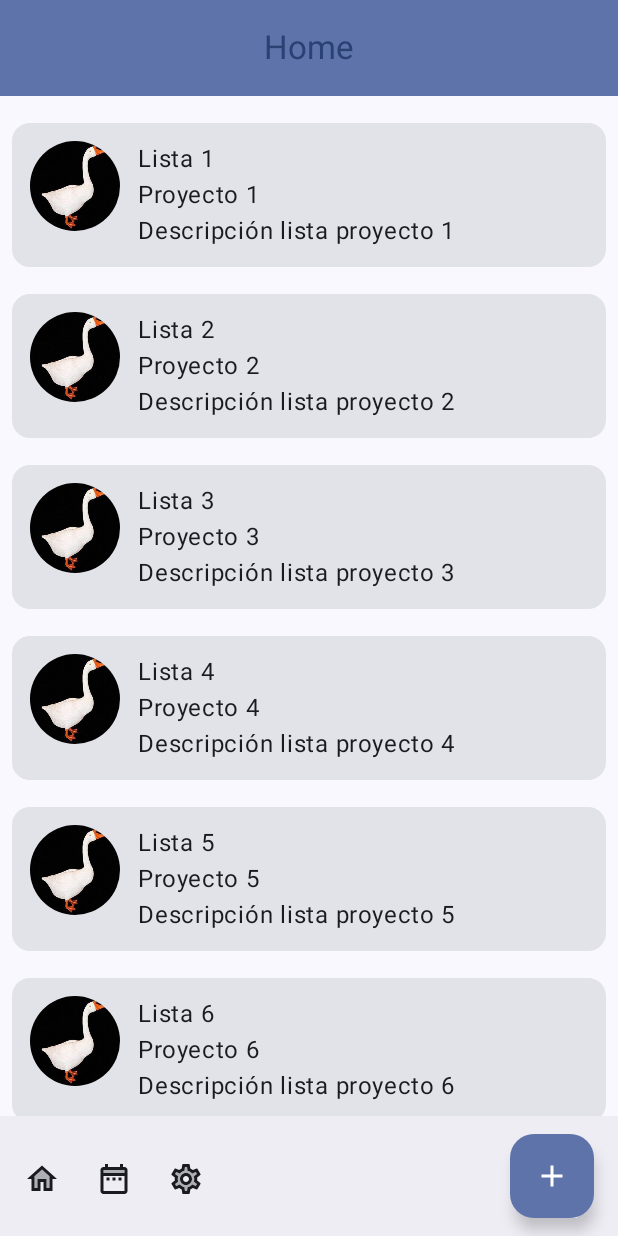
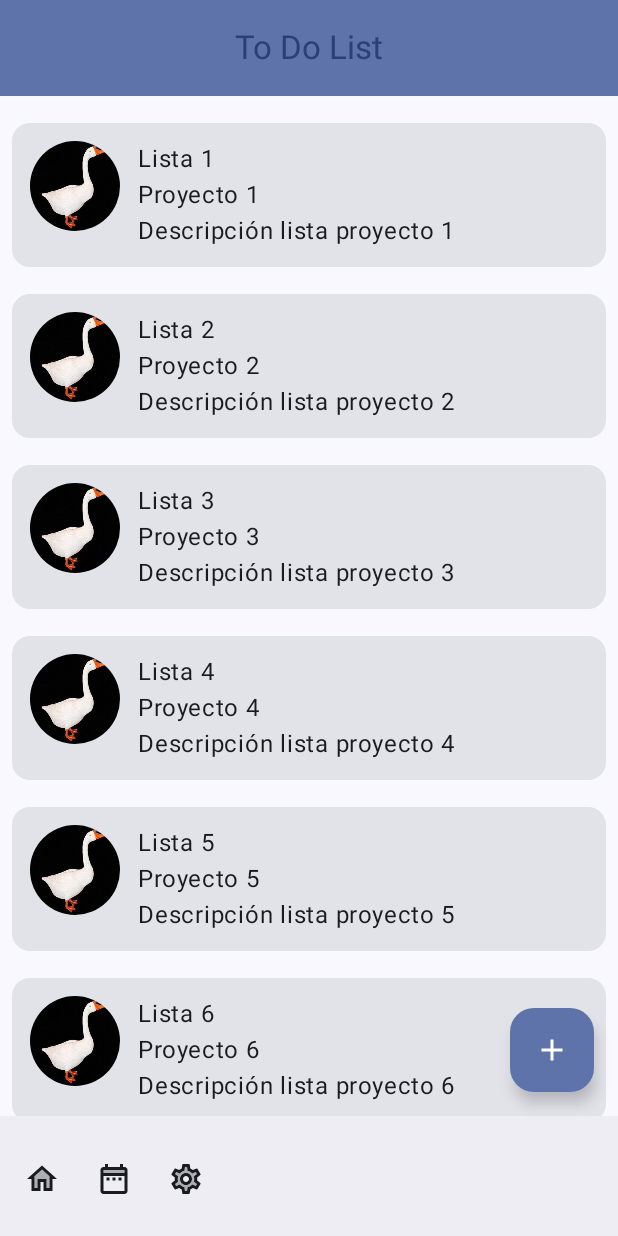
Before and after one commit to Danielrey99/AplicacionAndroidDAM, an Android app built with Jetpack Compose: the screen it shows after launch (MainActivity), on a phone screen of 412 x 824 dp. Run offline under Robolectric (Android 15) with nearby library versions, the phone set to English and light mode, and no system bars; our stand-ins replace Dagger/Hilt's generated code.

```diff
--- a/ToDoList/app/src/main/java/com/montecastelo/todolist/data/lista.kt
+++ b/ToDoList/app/src/main/java/com/montecastelo/todolist/data/lista.kt
@@ -3,6 +3,7 @@ package com.montecastelo.todolist.data
 import androidx.annotation.DrawableRes
 
 data class Lista(
+    val id: Int,
     @DrawableRes val imageResourceId: Int,
     val name: String,
     val proyecto: String,
--- a/ToDoList/app/src/main/java/com/montecastelo/todolist/features/addlistas/AddListasNavigation.kt
+++ b/ToDoList/app/src/main/java/com/montecastelo/todolist/features/addlistas/AddListasNavigation.kt
@@ -4,13 +4,13 @@ import androidx.navigation.NavController
 import androidx.navigation.NavGraphBuilder
 import androidx.navigation.compose.composable
 
-val ROUTE = "add_listas_screen"
+const val ADD_LISTAS_SCREEN_ROUTE = "add_listas_screen"
 
 fun NavController.navigateToAddListasScreen() {
-    navigate(ROUTE)
+    navigate(ADD_LISTAS_SCREEN_ROUTE)
 }
 
 fun NavGraphBuilder.addlistascreen(
 ){
-    composable(ROUTE) { AddListasScreen() }
+    composable(ADD_LISTAS_SCREEN_ROUTE) { AddListasScreen() }
 }
--- a/ToDoList/app/src/main/java/com/montecastelo/todolist/features/listas/ListasScreenNavigation.kt
+++ b/ToDoList/app/src/main/java/com/montecastelo/todolist/features/listas/ListasScreenNavigation.kt
@@ -3,14 +3,16 @@ package com.montecastelo.todolist.listas
 import androidx.navigation.NavController
 import androidx.navigation.NavGraphBuilder
 import androidx.navigation.compose.composable
+import com.montecastelo.todolist.features.listas.ListasScreen
 
-val ROUTE = "listas_screen"
+const val LISTAS_SCREEN_ROUTE = "listas_screen"
 
 fun NavController.navigateToListasScreen() {
-    navigate(ROUTE)
+    navigate(LISTAS_SCREEN_ROUTE)
 }
 
-fun NavGraphBuilder.listascreen(
-){
-    composable(ROUTE) { ListasScreen() }
+fun NavGraphBuilder.listascreen(){
+    composable(LISTAS_SCREEN_ROUTE) { ListasScreen(
+
+    ) }
 }
--- a/ToDoList/app/src/main/java/com/montecastelo/todolist/features/listas/ListasViewModel.kt
+++ b/ToDoList/app/src/main/java/com/montecastelo/todolist/features/listas/ListasViewModel.kt
@@ -4,59 +4,67 @@ import androidx.lifecycle.ViewModel
 import com.montecastelo.todolist.R
 import com.montecastelo.todolist.data.Lista
 import dagger.hilt.android.lifecycle.HiltViewModel
+import kotlinx.coroutines.flow.MutableStateFlow
 import javax.inject.Inject
 
 
 @HiltViewModel
 class ListasViewModel @Inject constructor() :ViewModel() {
-    var _state: List<Lista> = emptyList()
-    val state
-        get() = _state
+    var _state = MutableStateFlow<List<Lista>>(listOf())
+    val state = _state
     init {
-        _state = listOf(
+        _state.value = listOf(
             Lista(
+                id = 1,
                 imageResourceId = R.drawable.pato,
                 name = "Lista 1",
                 proyecto = "Proyecto 1",
                 descripcion = "Descripción lista proyecto 1",
             ),
             Lista(
+                id = 2,
                 imageResourceId = R.drawable.pato,
                 name = "Lista 2",
                 proyecto = "Proyecto 2",
                 descripcion = "Descripción lista proyecto 2",
             ),
             Lista(
+                id = 3,
                 imageResourceId = R.drawable.pato,
                 name = "Lista 3",
                 proyecto = "Proyecto 3",
                 descripcion = "Descripción lista proyecto 3",
             ),
             Lista(
+                id = 4,
                 imageResourceId = R.drawable.pato,
                 name = "Lista 4",
                 proyecto = "Proyecto 4",
                 descripcion = "Descripción lista proyecto 4",
             ),
             Lista(
+                id = 5,
                 imageResourceId = R.drawable.pato,
                 name = "Lista 5",
                 proyecto = "Proyecto 5",
                 descripcion = "Descripción lista proyecto 5",
             ),
             Lista(
+                id = 6,
                 imageResourceId = R.drawable.pato,
                 name = "Lista 6",
                 proyecto = "Proyecto 6",
                 descripcion = "Descripción lista proyecto 6",
             ),
             Lista(
+                id = 7,
                 imageResourceId = R.drawable.pato,
                 name = "Lista 7",
                 proyecto = "Proyecto 7",
                 descripcion = "Descripción lista proyecto 7",
             ),
             Lista(
+                id = 8,
                 imageResourceId = R.drawable.pato,
                 name = "Lista 8",
                 proyecto = "Proyecto 8",
--- /dev/null
+++ b/ToDoList/app/src/main/java/com/montecastelo/todolist/features/toDo/ToDoNavigation.kt
@@ -0,0 +1,22 @@
+package com.montecastelo.todolist.features.toDo
+
+import androidx.navigation.NavController
+import androidx.navigation.NavGraphBuilder
+import androidx.navigation.NavHostController
+import androidx.navigation.compose.composable
+import com.montecastelo.todolist.listas.navigateToListasScreen
+
+const val TODO_SCREEN_ROUTE = "ToDo_screen"
+
+fun NavController.navigateToToDoScreen() {
+    navigate(TODO_SCREEN_ROUTE)
+}
+
+fun NavGraphBuilder.todoscreen(
+    navController: NavHostController,
+) {
+    composable(TODO_SCREEN_ROUTE) { ToDoScreen(
+        navigateToListasScreen = {navController.navigateToListasScreen()},
+        //navigateToAddListasScreen = {navController.navigateToAddListasScreen()},
+    ) }
+}
--- /dev/null
+++ b/ToDoList/app/src/main/java/com/montecastelo/todolist/features/toDo/ToDoScreen.kt
@@ -0,0 +1,93 @@
+package com.montecastelo.todolist.features.toDo
+
+import androidx.compose.foundation.Image
+import androidx.compose.foundation.clickable
+import androidx.compose.foundation.layout.Column
+import androidx.compose.foundation.layout.Row
+import androidx.compose.foundation.layout.fillMaxWidth
+import androidx.compose.foundation.layout.padding
+import androidx.compose.foundation.layout.size
+import androidx.compose.foundation.lazy.LazyColumn
+import androidx.compose.foundation.lazy.items
+import androidx.compose.foundation.shape.CircleShape
+import androidx.compose.material3.Card
+import androidx.compose.material3.Text
+import androidx.compose.runtime.Composable
+import androidx.compose.ui.Modifier
+import androidx.compose.ui.draw.clip
+import androidx.compose.ui.res.painterResource
+import androidx.compose.ui.tooling.preview.Preview
+import androidx.compose.ui.unit.dp
+import androidx.hilt.navigation.compose.hiltViewModel
+import com.montecastelo.todolist.data.Lista
+import com.montecastelo.todolist.listas.ListasViewModel
+import com.montecastelo.todolist.ui.theme.ToDoListTheme
+import kotlinx.coroutines.flow.MutableStateFlow
+
+@Composable
+fun ToDoScreen(
+    navigateToListasScreen: () -> Unit,
+    //navigateToAddListasScreen: () -> Unit,
+    viewModel: ListasViewModel = hiltViewModel()
+){
+    val state = viewModel.state
+    ToDoContent(
+        state = state,
+        navigateToListasScreen = navigateToListasScreen,
+        //navigateToAddListasScreen = navigateToAddListasScreen,
+    )
+}
+
+@Composable
+fun ToDoContent(
+    modifier: Modifier = Modifier,
+    navigateToListasScreen: () -> Unit,
+    //navigateToAddListasScreen: () -> Unit,
+    state: MutableStateFlow<List<Lista>>
+){
+    LazyColumn(
+        modifier = modifier
+            .padding(start = 8.dp)
+            .padding(end = 8.dp),
+    ){
+        items(state.value){lista ->
+            Card(
+                modifier = Modifier
+                    .padding(top = 18.dp)
+                    .clickable(onClick = navigateToListasScreen)
+            ) {
+                Row(
+                    modifier = Modifier
+                        .fillMaxWidth()
+                        .padding(12.dp)
+                ){
+                    Image(
+                        modifier = Modifier
+                            .size(60.dp)
+                            .clip(CircleShape),
+                        painter = painterResource(lista.imageResourceId),
+                        contentDescription = "Imagen"
+                    )
+                    Column(
+                        modifier = Modifier.padding(start = 12.dp)
+                    ) {
+                        Text(text = lista.name)
+                        Text(text = lista.proyecto)
+                        Text(text = lista.descripcion)
+                    }
+                }
+            }
+        }
+    }
+}
+
+@Preview
+@Composable
+fun ToDoScreenPreview(){
+    ToDoListTheme {
+        ToDoScreen(
+            navigateToListasScreen = {},
+            //navigateToAddListasScreen = {},
+        )
+    }
+}
--- /dev/null
+++ b/ToDoList/app/src/main/java/com/montecastelo/todolist/main/AppScreenScaffold.kt
@@ -0,0 +1,110 @@
+package com.montecastelo.todolist.main
+
+import androidx.compose.foundation.layout.Box
+import androidx.compose.foundation.layout.padding
+import androidx.compose.material.icons.Icons
+import androidx.compose.material.icons.twotone.Add
+import androidx.compose.material.icons.twotone.DateRange
+import androidx.compose.material.icons.twotone.Home
+import androidx.compose.material.icons.twotone.Settings
+import androidx.compose.material3.BottomAppBar
+import androidx.compose.material3.CenterAlignedTopAppBar
+import androidx.compose.material3.ExperimentalMaterial3Api
+import androidx.compose.material3.FloatingActionButton
+import androidx.compose.material3.Icon
+import androidx.compose.material3.IconButton
+import androidx.compose.material3.MaterialTheme
+import androidx.compose.material3.Scaffold
+import androidx.compose.material3.Text
+import androidx.compose.material3.TopAppBarDefaults
+import androidx.compose.runtime.Composable
+import androidx.compose.runtime.getValue
+import androidx.compose.runtime.mutableStateOf
+import androidx.compose.runtime.remember
+import androidx.compose.runtime.setValue
+import androidx.compose.ui.Modifier
+import androidx.navigation.NavController
+import androidx.navigation.NavHostController
+import androidx.navigation.compose.rememberNavController
+import com.montecastelo.todolist.features.addlistas.ADD_LISTAS_SCREEN_ROUTE
+import com.montecastelo.todolist.features.addlistas.navigateToAddListasScreen
+import com.montecastelo.todolist.listas.LISTAS_SCREEN_ROUTE
+import com.montecastelo.todolist.navigation.Navigation
+
+@OptIn(ExperimentalMaterial3Api::class)
+@Composable
+fun AppScreen(){
+
+    val navController = rememberNavController()
+
+    Scaffold(
+        topBar = {
+            WorkoutsTopAppBar(navController = navController)
+        },
+        bottomBar = {
+            WorkoutsBottomAppBar()
+        },
+        floatingActionButton = {
+            WorkoutsFloatingActionButton(navController)
+        },
+    ) { paddingValues ->
+        Box(modifier = Modifier.padding(paddingValues)){
+            Navigation(navController)
+        }
+    }
+}
+
+@OptIn(ExperimentalMaterial3Api::class)
+@Composable
+fun WorkoutsTopAppBar(
+    modifier: Modifier = Modifier,
+    navController: NavHostController
+){
+    var titleText by remember { mutableStateOf("To Do List")}
+    navController.addOnDestinationChangedListener { _, destination, _ ->
+        titleText = when(destination.route){
+            LISTAS_SCREEN_ROUTE -> "Lista"
+            ADD_LISTAS_SCREEN_ROUTE -> "Add Lista"
+            else -> "To Do List"
+        }
+    }
+    CenterAlignedTopAppBar(
+        modifier = Modifier,
+        title = { Text(text = titleText) },
+        colors = TopAppBarDefaults.centerAlignedTopAppBarColors(
+            containerColor = MaterialTheme.colorScheme.primaryContainer,
+            titleContentColor = MaterialTheme.colorScheme.primary
+        )
+    )
+}
+
+@Composable
+fun WorkoutsBottomAppBar(
+    modifier: Modifier = Modifier
+){
+    BottomAppBar(
+        modifier = modifier,
+        actions = {
+            IconButton(onClick = {}) {
+                Icon(imageVector = Icons.TwoTone.Home, contentDescription = "Icon Home")
+            }
+            IconButton(onClick = {}) {
+                Icon(imageVector = Icons.TwoTone.DateRange, contentDescription = "Icon Calendar")
+            }
+            IconButton(onClick = {}) {
+                Icon(imageVector = Icons.TwoTone.Settings, contentDescription = "Icon Settings")
+            }
+        },
+    )
+}
+
+@Composable
+fun WorkoutsFloatingActionButton(
+    navController: NavController,
+){
+    FloatingActionButton(onClick = {
+        navController.navigateToAddListasScreen()
+    }) {
+        Icon(imageVector = Icons.TwoTone.Add, contentDescription = "Icon image")
+    }
+}
--- a/ToDoList/app/src/main/java/com/montecastelo/todolist/main/MainActivity.kt
+++ b/ToDoList/app/src/main/java/com/montecastelo/todolist/main/MainActivity.kt
@@ -3,34 +3,10 @@ package com.montecastelo.todolist.main
 import android.os.Bundle
 import androidx.activity.ComponentActivity
 import androidx.activity.compose.setContent
-import androidx.annotation.DrawableRes
-import androidx.compose.foundation.Image
-import androidx.compose.foundation.layout.Box
-import androidx.compose.foundation.layout.padding
-import androidx.compose.foundation.lazy.grid.GridCells
-import androidx.compose.foundation.lazy.grid.LazyVerticalGrid
-import androidx.compose.material3.ExperimentalMaterial3Api
-import androidx.compose.material3.Scaffold
-import androidx.compose.material3.Text
 import androidx.compose.runtime.Composable
-import androidx.compose.ui.Modifier
-import androidx.compose.ui.res.painterResource
 import androidx.compose.ui.tooling.preview.Preview
 import com.montecastelo.todolist.ui.theme.ToDoListTheme
 import dagger.hilt.android.AndroidEntryPoint
-import androidx.compose.foundation.lazy.grid.items
-import androidx.compose.material.icons.Icons
-import androidx.compose.material.icons.twotone.Add
-import androidx.compose.material.icons.twotone.DateRange
-import androidx.compose.material.icons.twotone.Home
-import androidx.compose.material.icons.twotone.Settings
-import androidx.compose.material3.BottomAppBar
-import androidx.compose.material3.FloatingActionButton
-import androidx.compose.material3.Icon
-import androidx.compose.material3.IconButton
-import androidx.compose.material3.TopAppBar
-import androidx.compose.ui.graphics.Color
-import com.montecastelo.todolist.R
 
 @AndroidEntryPoint
 class MainActivity : ComponentActivity() {
@@ -38,7 +14,7 @@ class MainActivity : ComponentActivity() {
         super.onCreate(savedInstanceState)
         setContent {
             ToDoListTheme {
-                ScaffoldWindow()
+                AppScreen()
             }
         }
     }
@@ -49,6 +25,6 @@ class MainActivity : ComponentActivity() {
 @Composable
 fun GreetingPreview() {
     ToDoListTheme {
-        ScaffoldWindow()
+        AppScreen()
     }
 }
--- a/ToDoList/app/src/main/java/com/montecastelo/todolist/main/MainActivityScaffold.kt
+++ /dev/null
@@ -1,135 +0,0 @@
-package com.montecastelo.todolist.main
-
-import androidx.compose.foundation.Image
-import androidx.compose.foundation.layout.Column
-import androidx.compose.foundation.layout.Row
-import androidx.compose.foundation.layout.fillMaxWidth
-import androidx.compose.foundation.layout.padding
-import androidx.compose.foundation.layout.size
-import androidx.compose.foundation.lazy.LazyColumn
-import androidx.compose.foundation.lazy.items
-import androidx.compose.foundation.shape.CircleShape
-import androidx.compose.material.icons.Icons
-import androidx.compose.material.icons.twotone.Add
-import androidx.compose.material.icons.twotone.DateRange
-import androidx.compose.material.icons.twotone.Home
-import androidx.compose.material.icons.twotone.Settings
-import androidx.compose.material3.BottomAppBar
-import androidx.compose.material3.Card
-import androidx.compose.material3.CenterAlignedTopAppBar
-import androidx.compose.material3.ExperimentalMaterial3Api
-import androidx.compose.material3.FloatingActionButton
-import androidx.compose.material3.Icon
-import androidx.compose.material3.IconButton
-import androidx.compose.material3.MaterialTheme
-import androidx.compose.material3.Scaffold
-import androidx.compose.material3.Text
-import androidx.compose.material3.TopAppBarDefaults
-import androidx.compose.runtime.Composable
-import androidx.compose.ui.Alignment
-import androidx.compose.ui.Modifier
-import androidx.compose.ui.draw.clip
-import androidx.compose.ui.res.painterResource
-import androidx.compose.ui.unit.dp
-import androidx.hilt.navigation.compose.hiltViewModel
-import com.montecastelo.todolist.data.Lista
-import com.montecastelo.todolist.listas.ListasViewModel
-
-@OptIn(ExperimentalMaterial3Api::class)
-@Composable
-fun ScaffoldWindow(){
-
-    val viewModel: ListasViewModel = hiltViewModel()
-    var state = viewModel.state
-
-    Scaffold(
-        topBar = {
-            WorkoutsTopAppBar()
-        },
-        bottomBar = {
-            WorkoutsBottomAppBar()
-        },
-        floatingActionButton = {
-
-        },
-    ) { paddingValues ->
-        MainWindow(modifier = Modifier.padding(paddingValues), state)
-    }
-}
-
-
-@Composable
-fun MainWindow(
-    modifier: Modifier = Modifier,
-    state : List<Lista> = emptyList()
-){
-    LazyColumn(
-        modifier = modifier.padding(start = 8.dp).padding(end = 8.dp),
-    ){
-        items(state){lista ->
-            Card(modifier = Modifier.padding(top = 18.dp)) {
-                Row(
-                    modifier = Modifier
-                        .fillMaxWidth()
-                        .padding(12.dp)
-                ){
-                    Image(
-                        modifier = Modifier
-                            .size(60.dp)
-                            .clip(CircleShape),
-                        painter = painterResource(lista.imageResourceId),
-                        contentDescription = "Imagen"
-                    )
-                    Column(
-                        modifier = Modifier.padding(start = 12.dp)
-                    ) {
-                        Text(text = lista.name)
-                        Text(text = lista.proyecto)
-                        Text(text = lista.descripcion)
-                    }
-                }
-            }
-        }
-    }
-}
-
-
-@OptIn(ExperimentalMaterial3Api::class)
-@Composable
-fun WorkoutsTopAppBar(
-    modifier: Modifier = Modifier,
-){
-    CenterAlignedTopAppBar(
-        modifier = Modifier,
-        title = { Text(text = "Home") },
-        colors = TopAppBarDefaults.centerAlignedTopAppBarColors(
-            containerColor = MaterialTheme.colorScheme.primaryContainer,
-            titleContentColor = MaterialTheme.colorScheme.primary
-        )
-    )
-}
-
-@Composable
-fun WorkoutsBottomAppBar(
-    modifier: Modifier = Modifier
-){
-    BottomAppBar(
-        modifier = modifier,
-        actions = {
-            IconButton(onClick = {}) {
-                Icon(imageVector = Icons.TwoTone.Home, contentDescription = "Icon Home",)
-            }
-            IconButton(onClick = {}) {
-                Icon(imageVector = Icons.TwoTone.DateRange, contentDescription = "Icon Calendar",)
-            }
-            IconButton(onClick = {}) {
-                Icon(imageVector = Icons.TwoTone.Settings, contentDescription = "Icon Settings",)
-            }
-        },
-        floatingActionButton = {
-            FloatingActionButton(onClick = {}) {
-                Icon(imageVector = Icons.TwoTone.Add, contentDescription = "Icon image",)
-            }
-        }
-    )
-}
--- /dev/null
+++ b/ToDoList/app/src/main/java/com/montecastelo/todolist/navigation/Navhost.kt
@@ -0,0 +1,18 @@
+package com.montecastelo.todolist.navigation
+
+import androidx.compose.runtime.Composable
+import androidx.navigation.NavHostController
+import androidx.navigation.compose.NavHost
+import com.montecastelo.todolist.features.toDo.TODO_SCREEN_ROUTE
+import com.montecastelo.todolist.features.toDo.todoscreen
+import com.montecastelo.todolist.features.addlistas.addlistascreen
+import com.montecastelo.todolist.listas.listascreen
+
+@Composable
+fun Navigation(navController: NavHostController){
+    NavHost(navController = navController, startDestination = TODO_SCREEN_ROUTE){
+        todoscreen(navController)
+        listascreen()
+        addlistascreen()
+    }
+}
```
Also changed, not shown: ToDoList/app/src/main/java/com/montecastelo/todolist/Activity2.kt (deleted, +0 -28 lines), ToDoList/app/src/main/java/com/montecastelo/todolist/features/addlistas/AddListasScreen.kt (+41 -0 lines), ToDoList/app/src/main/java/com/montecastelo/todolist/features/listas/ListasScreen.kt (+75 -11 lines), ToDoList/app/src/main/java/com/montecastelo/todolist/navigation/Main.kt (deleted, +0 -18 lines).
